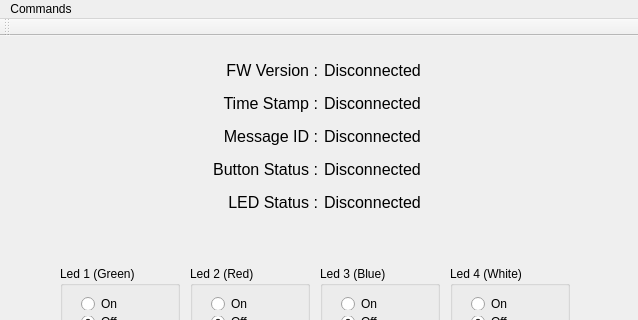
Old version of the form frontend/mainwindow.ui in the repository michael-uman/PlatformMonitor; both pictures show x 0 to 638 and y 0 to 320 of the 638 by 530 pixel window.
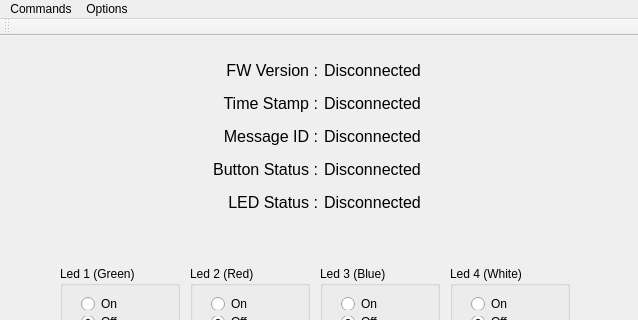
New version of the form.

```diff
--- a/frontend/mainwindow.ui
+++ b/frontend/mainwindow.ui
@@ -422,7 +422,14 @@
     <addaction name="actionReset_System"/>
     <addaction name="menuLED_Control"/>
    </widget>
+   <widget class="QMenu" name="menuOptions">
+    <property name="title">
+     <string>Options</string>
+    </property>
+    <addaction name="actionSound_Enabled"/>
+   </widget>
    <addaction name="menuCommands"/>
+   <addaction name="menuOptions"/>
   </widget>
   <widget class="QToolBar" name="mainToolBar">
    <attribute name="toolBarArea">
```
Left out of the diff: 14 changed lines with no effect on the pictures.
